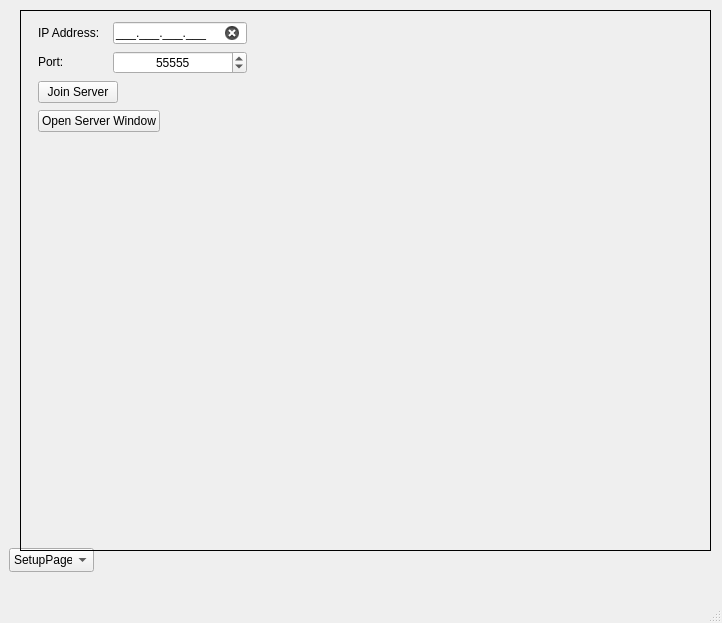
The window that mainwindow.ui (bairgran/ConcurrentRisk) describes before a commit, drawn with Qt 5.
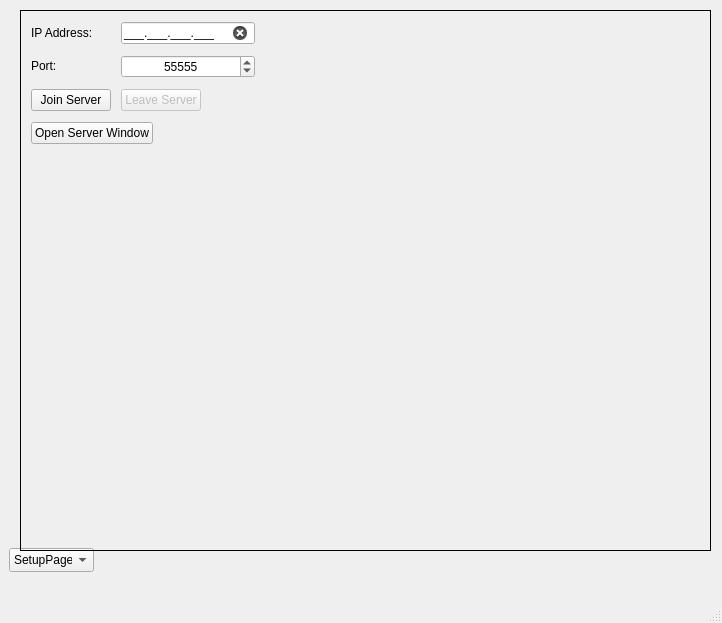
The same window after the commit. The open tabs and pages were chosen to show the change.

Commit message: Server Connection can be established. Game Clients receive the beginning prompts of the game when the game is started. Still needs a solution for sending scoreboard update.

The edit to the form file:
```diff
--- a/mainwindow.ui
+++ b/mainwindow.ui
@@ -83,19 +83,16 @@
        <verstretch>0</verstretch>
       </sizepolicy>
      </property>
-     <widget class="QWidget" name="layoutWidget">
+     <widget class="QWidget" name="">
       <property name="geometry">
        <rect>
         <x>0</x>
         <y>0</y>
-        <width>243</width>
-        <height>135</height>
+        <width>244</width>
+        <height>147</height>
        </rect>
       </property>
-      <layout class="QGridLayout" name="gridLayout_2">
-       <property name="sizeConstraint">
-        <enum>QLayout::SizeConstraint::SetNoConstraint</enum>
-       </property>
+      <layout class="QGridLayout" name="gridLayout">
        <property name="leftMargin">
         <number>10</number>
        </property>
@@ -108,8 +105,11 @@
        <property name="bottomMargin">
         <number>10</number>
        </property>
-       <item row="2" column="0" colspan="2">
-        <widget class="QPushButton" name="btnJoin">
+       <property name="spacing">
+        <number>10</number>
+       </property>
+       <item row="0" column="0">
+        <widget class="QLabel" name="lblIPAddress">
          <property name="sizePolicy">
           <sizepolicy hsizetype="Fixed" vsizetype="Fixed">
            <horstretch>0</horstretch>
@@ -117,7 +117,7 @@
           </sizepolicy>
          </property>
          <property name="text">
-          <string>Join Server</string>
+          <string>IP Address:</string>
          </property>
         </widget>
        </item>
@@ -140,6 +140,19 @@
          </property>
         </widget>
        </item>
+       <item row="1" column="0">
+        <widget class="QLabel" name="lblPort">
+         <property name="sizePolicy">
+          <sizepolicy hsizetype="Fixed" vsizetype="Fixed">
+           <horstretch>0</horstretch>
+           <verstretch>0</verstretch>
+          </sizepolicy>
+         </property>
+         <property name="text">
+          <string>Port:</string>
+         </property>
+        </widget>
+       </item>
        <item row="1" column="1">
         <widget class="QSpinBox" name="spnPort">
          <property name="sizePolicy">
@@ -165,6 +178,35 @@
          </property>
         </widget>
        </item>
+       <item row="2" column="0">
+        <widget class="QPushButton" name="btnJoin">
+         <property name="sizePolicy">
+          <sizepolicy hsizetype="Fixed" vsizetype="Fixed">
+           <horstretch>0</horstretch>
+           <verstretch>0</verstretch>
+          </sizepolicy>
+         </property>
+         <property name="text">
+          <string>Join Server</string>
+         </property>
+        </widget>
+       </item>
+       <item row="2" column="1">
+        <widget class="QPushButton" name="btnLeave">
+         <property name="enabled">
+          <bool>false</bool>
+         </property>
+         <property name="sizePolicy">
+          <sizepolicy hsizetype="Fixed" vsizetype="Fixed">
+           <horstretch>0</horstretch>
+           <verstretch>0</verstretch>
+          </sizepolicy>
+         </property>
+         <property name="text">
+          <string>Leave Server</string>
+         </property>
+        </widget>
+       </item>
        <item row="3" column="0" colspan="2">
         <widget class="QPushButton" name="btnOpenServerWindow">
          <property name="sizePolicy">
@@ -178,32 +220,6 @@
          </property>
         </widget>
        </item>
-       <item row="1" column="0">
-        <widget class="QLabel" name="lblPort">
-         <property name="sizePolicy">
-          <sizepolicy hsizetype="Fixed" vsizetype="Fixed">
-           <horstretch>0</horstretch>
-           <verstretch>0</verstretch>
-          </sizepolicy>
-         </property>
-         <property name="text">
-          <string>Port:</string>
-         </property>
-        </widget>
-       </item>
-       <item row="0" column="0">
-        <widget class="QLabel" name="lblIPAddress">
-         <property name="sizePolicy">
-          <sizepolicy hsizetype="Fixed" vsizetype="Fixed">
-           <horstretch>0</horstretch>
-           <verstretch>0</verstretch>
-          </sizepolicy>
-         </property>
-         <property name="text">
-          <string>IP Address:</string>
-         </property>
-        </widget>
-       </item>
       </layout>
      </widget>
     </widget>
```
Left out of the diff: 4 changed lines with no effect on the pictures. The commit also changes 9 other files.
